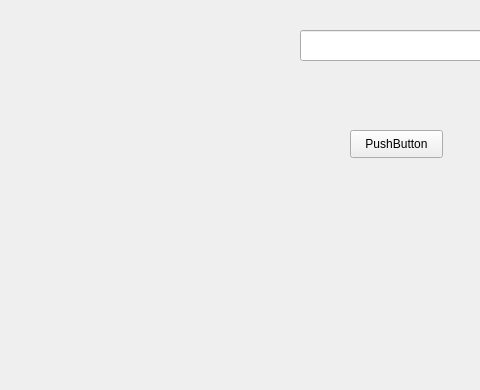
Qt form loginwindow.ui (shampun/Student-UI-Database) before a commit; both pictures show x 0 to 480 and y 210 to 600 of the 800 by 600 pixel window.
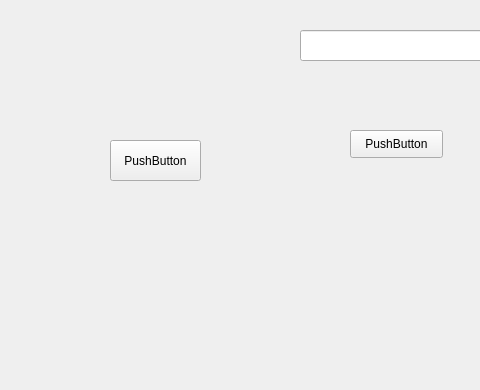
The same form after that commit.

Patch:
```diff
--- a/loginwindow.ui
+++ b/loginwindow.ui
@@ -91,6 +91,19 @@
      <string>PushButton</string>
     </property>
    </widget>
+   <widget class="QPushButton" name="pushButton_2">
+    <property name="geometry">
+     <rect>
+      <x>110</x>
+      <y>350</y>
+      <width>91</width>
+      <height>41</height>
+     </rect>
+    </property>
+    <property name="text">
+     <string>PushButton</string>
+    </property>
+   </widget>
   </widget>
   <widget class="QMenuBar" name="menubar">
    <property name="geometry">
```
Left out of the diff: 2 changed lines with no effect on the pictures.
